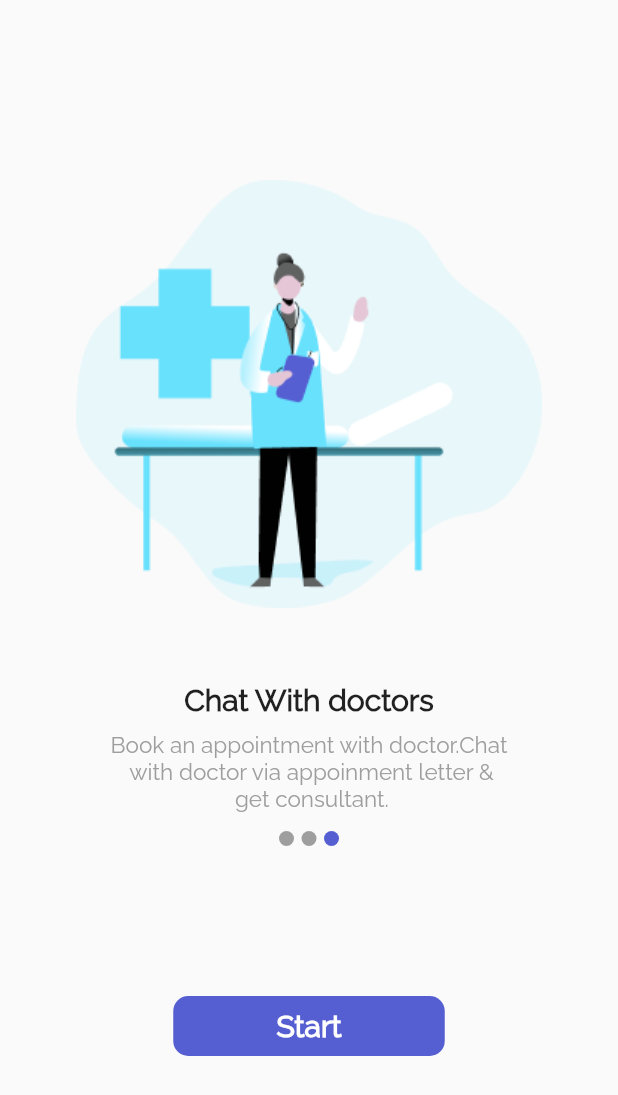
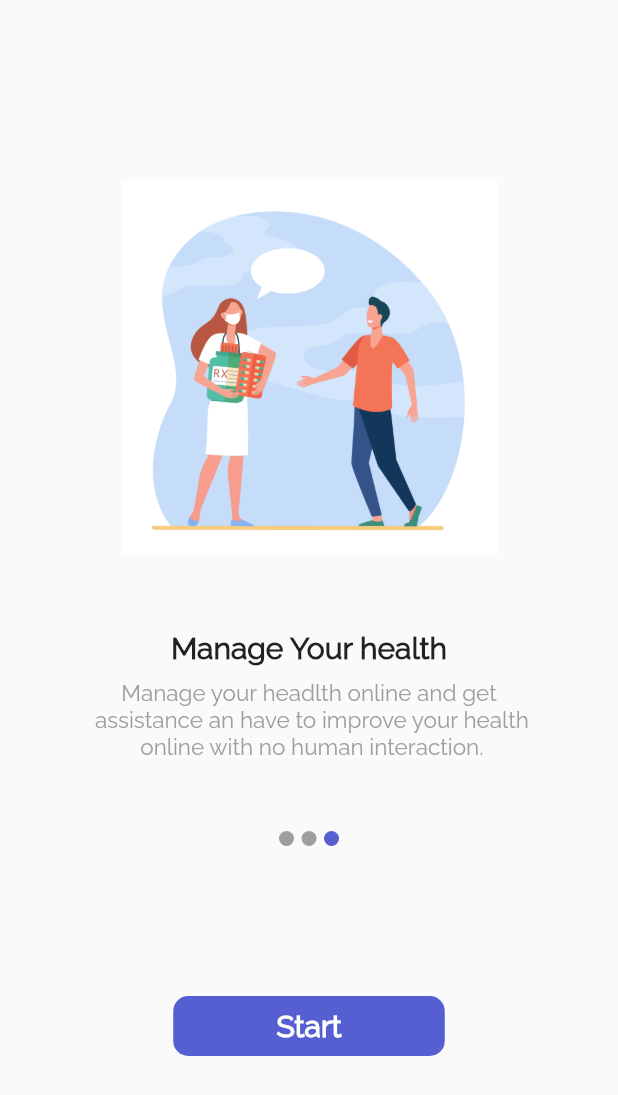
Before and after one commit to AbdallahAAhmed/Flutter_project, a Flutter app: the screen it shows after launch, swiped to page 3, on a phone screen of 412 x 824 dp. Shown: the top 1095 px of the screen. Run offline on Flutter 3.47's test engine with Material 2 defaults, Android fonts, the phone set to English and light mode, and no system bars; drawn by our look-alikes of smooth_page_indicator; our stand-ins replace bloc, date_picker_timeline, dio, flutter_bloc, fluttertoast, font_awesome_flutter and 1 more; accounts and stored records are empty.

Commit message:
edit some files

```diff
--- a/lib/componenets/build_onboarding_item.dart
+++ b/lib/componenets/build_onboarding_item.dart
@@ -1,12 +1,12 @@
-import 'package:doctorappointment/constraints.dart';
 import 'package:doctorappointment/models/on_boarding_model.dart';
 import 'package:flutter/material.dart';
-import 'package:smooth_page_indicator/smooth_page_indicator.dart';
 
 Widget buildOnBoardingItem(BoardingModel model, dynamic controller, List list) => Column(
         children: [
           Image(
             image: AssetImage(model.image),
+            height: 250,
+            width: 250,
             fit: BoxFit.cover,
           ),
           Container(
--- a/lib/screens/onboarding.dart
+++ b/lib/screens/onboarding.dart
@@ -22,14 +22,14 @@ class _OnboardingScreenState extends State<OnboardingScreen> {
       image: 'assets/images/illustration.png',
     ),
     BoardingModel(
-      title: 'Chat With doctors',
-      body: 'Book an appointment with doctor.Chat \n with doctor via appoinment letter & \n get consultant.',
-      image: 'assets/images/illustration.png',
+      title: 'Book/ Schedule your Appointments',
+      body: 'Want to book an appointment no need to \n go anywhere.book and manage your \n appointment while searching of home.',
+      image: 'assets/images/illustration1.jpg',
     ),
     BoardingModel(
-      title: 'Chat With doctors',
-      body: 'Book an appointment with doctor.Chat \n with doctor via appoinment letter & \n get consultant.',
-      image: 'assets/images/illustration.png',
+      title: 'Manage Your health',
+      body: 'Manage your headlth online and get \n assistance an have to improve your health \n online with no human interaction.',
+      image: 'assets/images/illustration2.jpg',
     ),
   ];
   var boardController = PageController();
```
Also changed, not shown: lib/screens/doctor_details.dart (+4 -4 lines), assets/images/illustration1.jpg (added), assets/images/illustration2.jpg (added).
